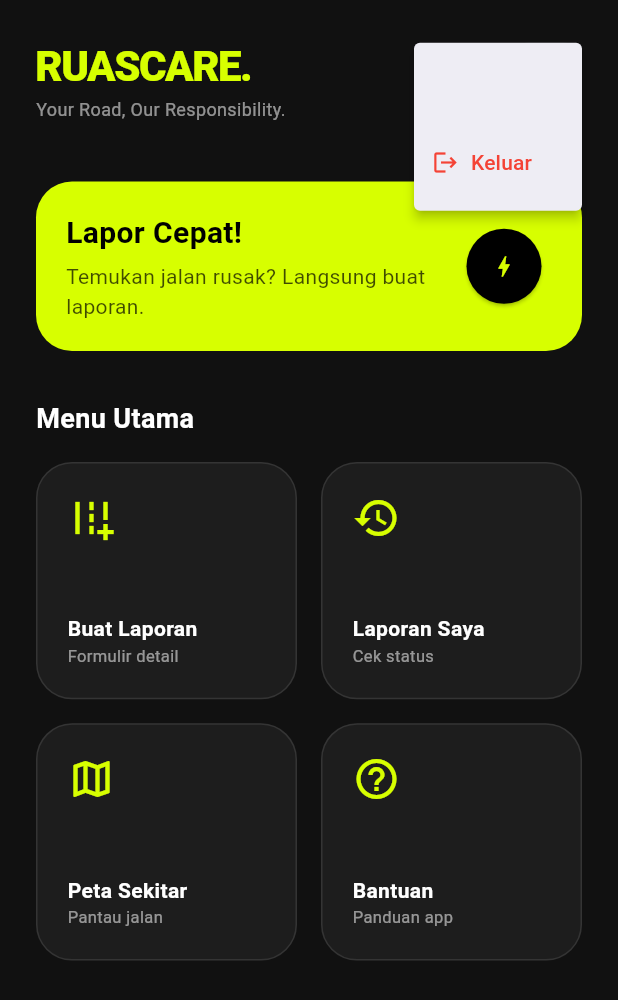
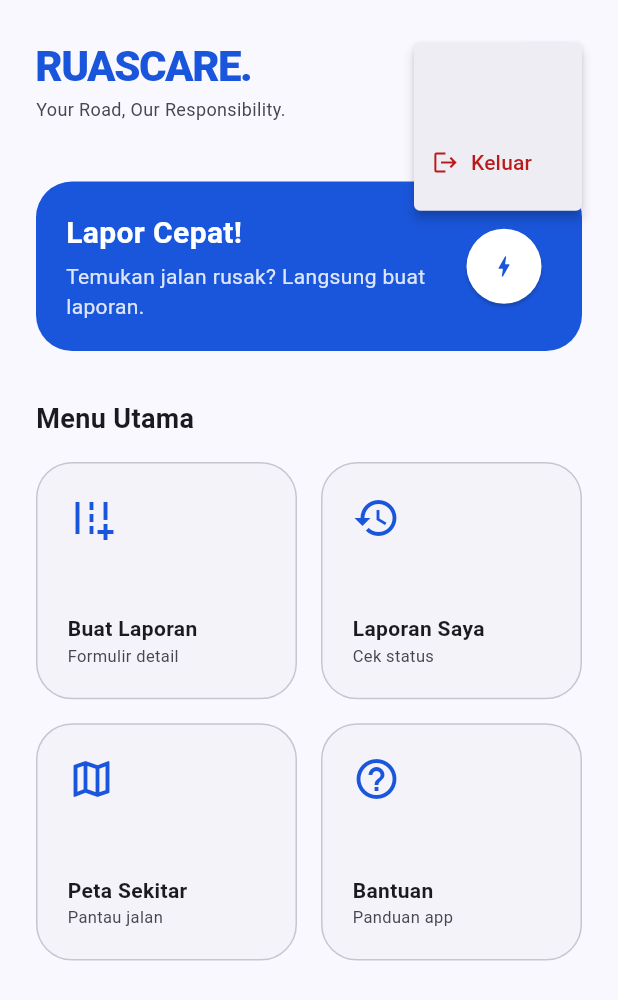
Before and after one commit to DzakyRishan/RuasCare, a Flutter app: the HomeScreen screen opened by its route, after a tap on the "person outline" icon, on a phone screen of 412 x 824 dp. Shown: the top 1000 px of the screen. Run offline on Flutter 3.47's test engine with Material 3 defaults, Android fonts, the phone set to English and light mode, and no system bars; our stand-ins replace dio, flutter_map, flutter_riverpod, flutter_secure_storage, geolocator, go_router and 2 more; accounts and stored records are empty.

Commit message:
Samakan warna Home dengan tema biru aplikasi
Home sebelumnya satu-satunya layar gelap (hitam + lime). Sekarang warnanya diambil dari colorScheme tema, jadi konsisten dengan login dan layar lain.

```diff
--- a/lib/features/reports/presentation/screens/home_screen.dart
+++ b/lib/features/reports/presentation/screens/home_screen.dart
@@ -7,34 +7,43 @@ import 'package:lapor_jalan/features/auth/data/auth_repository_provider.dart';
 import 'package:lapor_jalan/features/auth/presentation/controllers/auth_controller.dart';
 
 /// Beranda Warga: pintasan ke buat laporan, laporan saya, dan peta sekitar.
+///
+/// Warna mengikuti tema aplikasi (`AppTheme`, biru) supaya sama dengan layar lain.
 class HomeScreen extends ConsumerWidget {
   const HomeScreen({super.key});
-
-  static const Color _accent = Color(0xFFD7FF00);
 
   void _showHelp(BuildContext context) {
     showDialog<void>(
       context: context,
       builder: (dialogContext) => AlertDialog(
         title: const Text('Cara Memakai RuasCare'),
-        content: const SingleChildScrollView(
+        content: SingleChildScrollView(
           child: Column(
             mainAxisSize: MainAxisSize.min,
             crossAxisAlignment: CrossAxisAlignment.start,
             children: [
-              Text('1. Tekan Buat Laporan, lalu isi lokasi jalan dan deskripsi.'),
-              SizedBox(height: 8),
-              Text('2. Aktifkan GPS dan lampirkan 2-3 foto kerusakan.'),
-              SizedBox(height: 8),
-              Text('3. Pantau status di Laporan Saya: Dilaporkan, Diverifikasi, '
-                  'lalu Diperbaiki.'),
-              SizedBox(height: 8),
-              Text('4. Jika laporan ditolak, baca alasannya lalu ajukan ulang '
-                  'dengan foto atau keterangan baru.'),
-              SizedBox(height: 16),
+              const Text(
+                '1. Tekan Buat Laporan, lalu isi lokasi jalan dan deskripsi.',
+              ),
+              const SizedBox(height: 8),
+              const Text('2. Aktifkan GPS dan lampirkan 2-3 foto kerusakan.'),
+              const SizedBox(height: 8),
+              const Text(
+                '3. Pantau status di Laporan Saya: Dilaporkan, Diverifikasi, '
+                'lalu Diperbaiki.',
+              ),
+              const SizedBox(height: 8),
+              const Text(
+                '4. Jika laporan ditolak, baca alasannya lalu ajukan ulang '
+                'dengan foto atau keterangan baru.',
+              ),
+              const SizedBox(height: 16),
               Text(
                 AppConstants.officialDisclaimer,
-                style: TextStyle(fontSize: 12, color: Colors.grey),
+                style: TextStyle(
+                  fontSize: 12,
+                  color: Theme.of(dialogContext).colorScheme.onSurfaceVariant,
+                ),
               ),
             ],
           ),
@@ -52,9 +61,9 @@ class HomeScreen extends ConsumerWidget {
   @override
   Widget build(BuildContext context, WidgetRef ref) {
     final user = ref.watch(authRepositoryProvider).currentUser;
+    final scheme = Theme.of(context).colorScheme;
 
     return Scaffold(
-      backgroundColor: const Color(0xFF111111),
       body: SafeArea(
         child: SingleChildScrollView(
           padding: const EdgeInsets.all(24),
@@ -65,13 +74,13 @@ class HomeScreen extends ConsumerWidget {
               Row(
                 mainAxisAlignment: MainAxisAlignment.spaceBetween,
                 children: [
-                  const Column(
+                  Column(
                     crossAxisAlignment: CrossAxisAlignment.start,
                     children: [
                       Text(
                         'RUASCARE.',
                         style: TextStyle(
-                          color: _accent,
+                          color: scheme.primary,
                           fontSize: 28,
                           fontWeight: FontWeight.w900,
                           letterSpacing: -1,
@@ -79,18 +88,24 @@ class HomeScreen extends ConsumerWidget {
                       ),
                       Text(
                         'Your Road, Our Responsibility.',
-                        style: TextStyle(color: Colors.white54, fontSize: 12),
+                        style: TextStyle(
+                          color: scheme.onSurfaceVariant,
+                          fontSize: 12,
+                        ),
                       ),
                     ],
                   ),
                   Container(
                     decoration: BoxDecoration(
-                      color: Colors.white10,
+                      color: scheme.primaryContainer,
                       borderRadius: BorderRadius.circular(12),
                     ),
                     child: PopupMenuButton<String>(
                       tooltip: 'Akun',
-                      icon: const Icon(Icons.person_outline, color: Colors.white),
+                      icon: Icon(
+                        Icons.person_outline,
+                        color: scheme.onPrimaryContainer,
+                      ),
                       onSelected: (value) {
                         if (value == 'logout') {
                           ref.read(authControllerProvider.notifier).logout();
@@ -101,13 +116,16 @@ class HomeScreen extends ConsumerWidget {
                           enabled: false,
                           child: Text(user?.name ?? 'Warga'),
                         ),
-                        const PopupMenuItem<String>(
+                        PopupMenuItem<String>(
                           value: 'logout',
                           child: Row(
                             children: [
-                              Icon(Icons.logout, size: 18, color: Colors.red),
-                              SizedBox(width: 8),
-                              Text('Keluar', style: TextStyle(color: Colors.red)),
+                              Icon(Icons.logout, size: 18, color: scheme.error),
+                              const SizedBox(width: 8),
+                              Text(
+                                'Keluar',
+                                style: TextStyle(color: scheme.error),
+                              ),
                             ],
                           ),
                         ),
@@ -122,7 +140,7 @@ class HomeScreen extends ConsumerWidget {
               Container(
                 padding: const EdgeInsets.all(20),
                 decoration: BoxDecoration(
-                  color: _accent,
+                  color: scheme.primary,
                   borderRadius: BorderRadius.circular(24),
                 ),
                 child: Row(
@@ -131,10 +149,10 @@ class HomeScreen extends ConsumerWidget {
                       child: Column(
                         crossAxisAlignment: CrossAxisAlignment.start,
                         children: [
-                          const Text(
+                          Text(
                             'Lapor Cepat!',
                             style: TextStyle(
-                              color: Colors.black,
+                              color: scheme.onPrimary,
                               fontSize: 20,
                               fontWeight: FontWeight.bold,
                             ),
@@ -143,7 +161,7 @@ class HomeScreen extends ConsumerWidget {
                           Text(
                             'Temukan jalan rusak? Langsung buat laporan.',
                             style: TextStyle(
-                              color: Colors.black.withValues(alpha: 0.7),
+                              color: scheme.onPrimary.withValues(alpha: 0.85),
                             ),
                           ),
                         ],
@@ -151,22 +169,22 @@ class HomeScreen extends ConsumerWidget {
                     ),
                     ElevatedButton(
                       style: ElevatedButton.styleFrom(
-                        backgroundColor: Colors.black,
+                        backgroundColor: scheme.onPrimary,
                         shape: const CircleBorder(),
                         padding: const EdgeInsets.all(16),
                       ),
                       onPressed: () => context.push(AppRoutes.createReport),
-                      child: const Icon(Icons.bolt, color: _accent),
+                      child: Icon(Icons.bolt, color: scheme.primary),
                     ),
                   ],
                 ),
               ),
               const SizedBox(height: 32),
 
-              const Text(
+              Text(
                 'Menu Utama',
                 style: TextStyle(
-                  color: Colors.white,
+                  color: scheme.onSurface,
                   fontSize: 18,
                   fontWeight: FontWeight.bold,
                 ),
@@ -182,24 +200,28 @@ class HomeScreen extends ConsumerWidget {
                 childAspectRatio: 1.1,
                 children: [
                   _buildMenuCard(
+                    scheme,
                     'Buat Laporan',
                     'Formulir detail',
                     Icons.add_road,
                     () => context.push(AppRoutes.createReport),
                   ),
                   _buildMenuCard(
+                    scheme,
                     'Laporan Saya',
                     'Cek status',
                     Icons.history,
                     () => context.push(AppRoutes.myReports),
                   ),
                   _buildMenuCard(
+                    scheme,
                     'Peta Sekitar',
                     'Pantau jalan',
                     Icons.map_outlined,
                     () => context.push(AppRoutes.nearbyReports),
                   ),
                   _buildMenuCard(
+                    scheme,
                     'Bantuan',
                     'Panduan app',
                     Icons.help_outline,
@@ -215,6 +237,7 @@ class HomeScreen extends ConsumerWidget {
   }
 
   Widget _buildMenuCard(
+    ColorScheme scheme,
     String title,
     String subtitle,
     IconData icon,
@@ -226,28 +249,31 @@ class HomeScreen extends ConsumerWidget {
       child: Container(
         padding: const EdgeInsets.all(20),
         decoration: BoxDecoration(
-          color: Colors.white.withValues(alpha: 0.05),
+          color: scheme.surfaceContainerLow,
           borderRadius: BorderRadius.circular(24),
-          border: Border.all(color: Colors.white10),
+          border: Border.all(color: scheme.outlineVariant),
         ),
         child: Column(
           crossAxisAlignment: CrossAxisAlignment.start,
           mainAxisAlignment: MainAxisAlignment.spaceBetween,
           children: [
-            Icon(icon, color: _accent, size: 32),
+            Icon(icon, color: scheme.primary, size: 32),
             Column(
               crossAxisAlignment: CrossAxisAlignment.start,
               children: [
                 Text(
                   title,
-                  style: const TextStyle(
-                    color: Colors.white,
+                  style: TextStyle(
+                    color: scheme.onSurface,
                     fontWeight: FontWeight.bold,
                   ),
                 ),
                 Text(
                   subtitle,
-                  style: const TextStyle(color: Colors.white54, fontSize: 11),
+                  style: TextStyle(
+                    color: scheme.onSurfaceVariant,
+                    fontSize: 11,
+                  ),
                 ),
               ],
             ),
```
